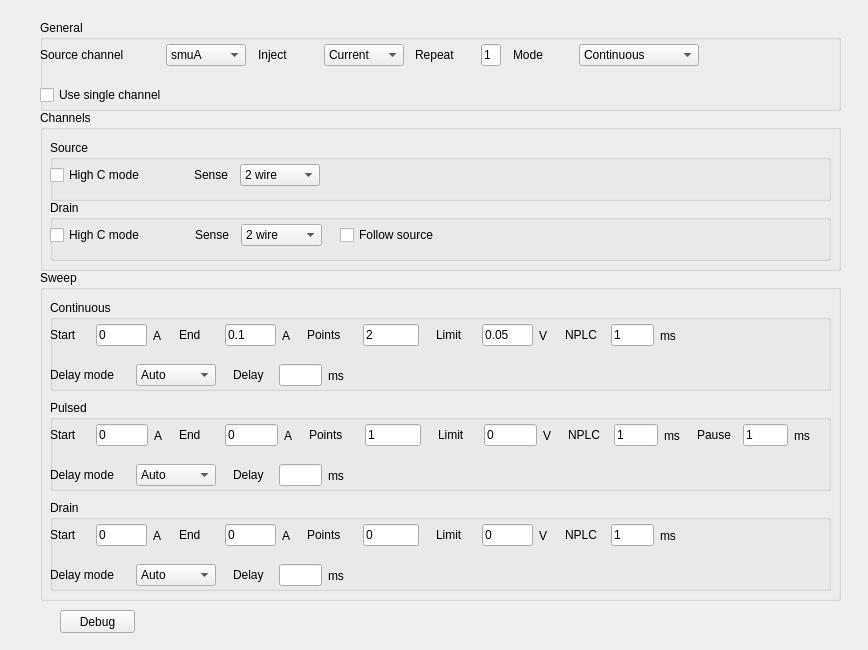
Before: the Qt Designer form plugins/Keithley2612B/Keithley2612B_settingsWidget.ui in pyIVLS/pyIVLS, drawn with Qt 5.
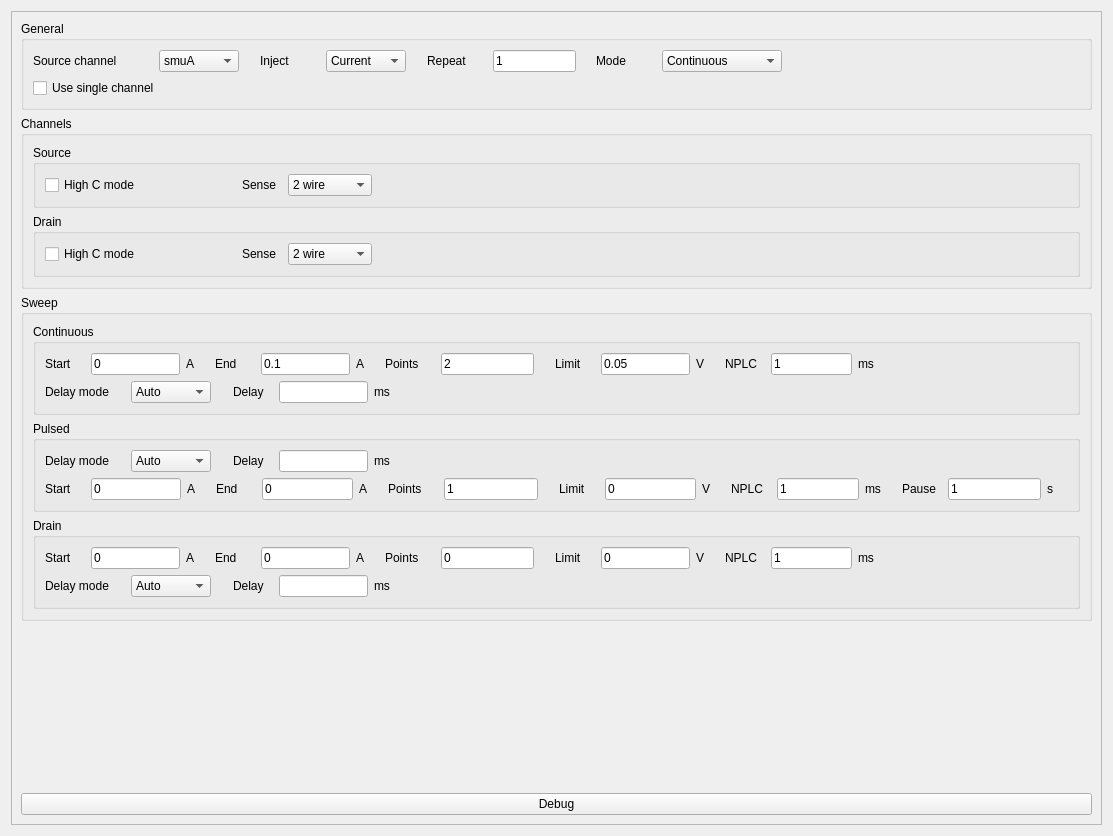
After: the same form once the commit is applied.

Commit message:
Keithley plugin separated into the GUI and core parts
Small adjustments to camera plugin to unify the plugin structure

```diff
--- a/plugins/Keithley2612B/Keithley2612B_settingsWidget.ui
+++ b/plugins/Keithley2612B/Keithley2612B_settingsWidget.ui
@@ -6,8 +6,8 @@
    <rect>
     <x>0</x>
     <y>0</y>
-    <width>868</width>
-    <height>650</height>
+    <width>1113</width>
+    <height>836</height>
    </rect>
   </property>
   <property name="sizePolicy">
@@ -19,27 +19,41 @@
   <property name="windowTitle">
    <string>Keithley 2512B settings</string>
   </property>
+  <layout class="QVBoxLayout" name="verticalLayout" stretch="0">
+   <item>
+    <widget class="QScrollArea" name="scrollArea">
+     <property name="widgetResizable">
+      <bool>true</bool>
+     </property>
+     <widget class="QWidget" name="scrollAreaWidgetContents">
+      <property name="geometry">
+       <rect>
+        <x>0</x>
+        <y>0</y>
+        <width>1093</width>
+        <height>816</height>
+       </rect>
+      </property>
+      <layout class="QVBoxLayout" name="verticalLayout_10">
+       <item>
   <widget class="QGroupBox" name="groupBox_general">
-   <property name="geometry">
-    <rect>
-     <x>40</x>
-     <y>20</y>
-     <width>801</width>
-     <height>91</height>
-    </rect>
+         <property name="minimumSize">
+          <size>
+           <width>0</width>
+           <height>0</height>
+          </size>
+         </property>
+         <property name="maximumSize">
+          <size>
+           <width>16777215</width>
+           <height>16777215</height>
+          </size>
    </property>
    <property name="title">
     <string>General</string>
    </property>
-   <widget class="QWidget" name="horizontalLayoutWidget_14">
-    <property name="geometry">
-     <rect>
-      <x>0</x>
-      <y>20</y>
-      <width>771</width>
-      <height>31</height>
-     </rect>
-    </property>
+         <layout class="QVBoxLayout" name="verticalLayout_2">
+          <item>
     <layout class="QHBoxLayout" name="HBoxLayout_general" stretch="10,1,10,1,10,1,10,20">
      <item>
       <layout class="QHBoxLayout" name="HBoxLayout_channel">
@@ -297,16 +311,8 @@
       </spacer>
      </item>
     </layout>
-   </widget>
-   <widget class="QWidget" name="horizontalLayoutWidget_17">
-    <property name="geometry">
-     <rect>
-      <x>0</x>
-      <y>60</y>
-      <width>177</width>
-      <height>31</height>
-     </rect>
-    </property>
+          </item>
+          <item>
     <layout class="QHBoxLayout" name="HBoxLayout_singleChannel">
      <item>
       <widget class="QCheckBox" name="checkBox_singleChannel">
@@ -316,41 +322,276 @@
       </widget>
      </item>
     </layout>
-   </widget>
-  </widget>
+          </item>
+         </layout>
+        </widget>
+       </item>
+       <item>
+        <widget class="QGroupBox" name="groupBox_channels">
+         <property name="minimumSize">
+          <size>
+           <width>0</width>
+           <height>0</height>
+          </size>
+         </property>
+         <property name="maximumSize">
+          <size>
+           <width>16777215</width>
+           <height>16777215</height>
+          </size>
+         </property>
+         <property name="title">
+          <string>Channels</string>
+         </property>
+         <layout class="QVBoxLayout" name="verticalLayout_6">
+          <item>
+           <widget class="QGroupBox" name="groupBox_source">
+            <property name="title">
+             <string>Source</string>
+            </property>
+            <layout class="QVBoxLayout" name="verticalLayout_8">
+             <item>
+              <layout class="QHBoxLayout" name="HBoxLayout_sourceChannel" stretch="10,1,10,40">
+               <item>
+                <layout class="QHBoxLayout" name="HBoxLayout_sourceHighC">
+                 <item>
+                  <widget class="QCheckBox" name="checkBox_sourceHighC">
+                   <property name="text">
+                    <string>High C mode</string>
+                   </property>
+                  </widget>
+                 </item>
+                </layout>
+               </item>
+               <item>
+                <spacer name="horizontalSpacer_19">
+                 <property name="orientation">
+                  <enum>Qt::Horizontal</enum>
+                 </property>
+                 <property name="sizeHint" stdset="0">
+                  <size>
+                   <width>40</width>
+                   <height>20</height>
+                  </size>
+                 </property>
+                </spacer>
+               </item>
+               <item>
+                <layout class="QHBoxLayout" name="HBoxLayout_sourceSenseMode" stretch="0,0">
+                 <item>
+                  <widget class="QLabel" name="label_sourceSenseMode">
+                   <property name="sizePolicy">
+                    <sizepolicy hsizetype="Fixed" vsizetype="Fixed">
+                     <horstretch>0</horstretch>
+                     <verstretch>0</verstretch>
+                    </sizepolicy>
+                   </property>
+                   <property name="minimumSize">
+                    <size>
+                     <width>40</width>
+                     <height>0</height>
+                    </size>
+                   </property>
+                   <property name="text">
+                    <string>Sense</string>
+                   </property>
+                  </widget>
+                 </item>
+                 <item>
+                  <widget class="QComboBox" name="comboBox_sourceSenseMode">
+                   <property name="sizePolicy">
+                    <sizepolicy hsizetype="Fixed" vsizetype="Fixed">
+                     <horstretch>0</horstretch>
+                     <verstretch>0</verstretch>
+                    </sizepolicy>
+                   </property>
+                   <property name="minimumSize">
+                    <size>
+                     <width>80</width>
+                     <height>0</height>
+                    </size>
+                   </property>
+                   <property name="currentIndex">
+                    <number>0</number>
+                   </property>
+                   <item>
+                    <property name="text">
+                     <string>2 wire</string>
+                    </property>
+                   </item>
+                   <item>
+                    <property name="text">
+                     <string>4 wire</string>
+                    </property>
+                   </item>
+                   <item>
+                    <property name="text">
+                     <string>2 &amp; 4 wire</string>
+                    </property>
+                   </item>
+                  </widget>
+                 </item>
+                </layout>
+               </item>
+               <item>
+                <spacer name="horizontalSpacer_20">
+                 <property name="orientation">
+                  <enum>Qt::Horizontal</enum>
+                 </property>
+                 <property name="sizeHint" stdset="0">
+                  <size>
+                   <width>40</width>
+                   <height>20</height>
+                  </size>
+                 </property>
+                </spacer>
+               </item>
+              </layout>
+             </item>
+            </layout>
+           </widget>
+          </item>
+          <item>
+           <widget class="QGroupBox" name="groupBox_drain">
+            <property name="title">
+             <string>Drain</string>
+            </property>
+            <layout class="QVBoxLayout" name="verticalLayout_7">
+             <item>
+              <layout class="QHBoxLayout" name="HBoxLayout_drainChannel" stretch="10,1,10,40">
+               <item>
+                <layout class="QHBoxLayout" name="HBoxLayout_drainHighC">
+                 <item>
+                  <widget class="QCheckBox" name="checkBox_drainHighC">
+                   <property name="text">
+                    <string>High C mode</string>
+                   </property>
+                  </widget>
+                 </item>
+                </layout>
+               </item>
+               <item>
+                <spacer name="horizontalSpacer_21">
+                 <property name="orientation">
+                  <enum>Qt::Horizontal</enum>
+                 </property>
+                 <property name="sizeHint" stdset="0">
+                  <size>
+                   <width>40</width>
+                   <height>20</height>
+                  </size>
+                 </property>
+                </spacer>
+               </item>
+               <item>
+                <layout class="QHBoxLayout" name="HBoxLayout_drainSenseMode" stretch="0,0">
+                 <item>
+                  <widget class="QLabel" name="label_drainSenseMode">
+                   <property name="sizePolicy">
+                    <sizepolicy hsizetype="Fixed" vsizetype="Fixed">
+                     <horstretch>0</horstretch>
+                     <verstretch>0</verstretch>
+                    </sizepolicy>
+                   </property>
+                   <property name="minimumSize">
+                    <size>
+                     <width>40</width>
+                     <height>0</height>
+                    </size>
+                   </property>
+                   <property name="text">
+                    <string>Sense</string>
+                   </property>
+                  </widget>
+                 </item>
+                 <item>
+                  <widget class="QComboBox" name="comboBox_drainSenseMode">
+                   <property name="sizePolicy">
+                    <sizepolicy hsizetype="Fixed" vsizetype="Fixed">
+                     <horstretch>0</horstretch>
+                     <verstretch>0</verstretch>
+                    </sizepolicy>
+                   </property>
+                   <property name="minimumSize">
+                    <size>
+                     <width>80</width>
+                     <height>0</height>
+                    </size>
+                   </property>
+                   <property name="currentIndex">
+                    <number>0</number>
+                   </property>
+                   <item>
+                    <property name="text">
+                     <string>2 wire</string>
+                    </property>
+                   </item>
+                   <item>
+                    <property name="text">
+                     <string>4 wire</string>
+                    </property>
+                   </item>
+                   <item>
+                    <property name="text">
+                     <string>2 &amp; 4 wire</string>
+                    </property>
+                   </item>
+                  </widget>
+                 </item>
+                </layout>
+               </item>
+               <item>
+                <spacer name="horizontalSpacer_23">
+                 <property name="orientation">
+                  <enum>Qt::Horizontal</enum>
+                 </property>
+                 <property name="sizeHint" stdset="0">
+                  <size>
+                   <width>40</width>
+                   <height>20</height>
+                  </size>
+                 </property>
+                </spacer>
+               </item>
+              </layout>
+             </item>
+            </layout>
+           </widget>
+          </item>
+         </layout>
+        </widget>
+       </item>
+       <item>
   <widget class="QGroupBox" name="groupBox_sweep">
-   <property name="geometry">
-    <rect>
-     <x>40</x>
-     <y>270</y>
-     <width>801</width>
-     <height>331</height>
-    </rect>
+         <property name="minimumSize">
+          <size>
+           <width>0</width>
+           <height>0</height>
+          </size>
+         </property>
+         <property name="maximumSize">
+          <size>
+           <width>16777215</width>
+           <height>16777215</height>
+          </size>
    </property>
    <property name="title">
     <string>Sweep</string>
    </property>
+         <layout class="QVBoxLayout" name="verticalLayout_4">
+          <item>
    <widget class="QGroupBox" name="groupBox_continuousSweep">
-    <property name="geometry">
-     <rect>
-      <x>10</x>
-      <y>30</y>
-      <width>781</width>
-      <height>91</height>
-     </rect>
+            <property name="minimumSize">
+             <size>
+              <width>0</width>
+              <height>0</height>
+             </size>
     </property>
     <property name="title">
      <string>Continuous</string>
     </property>
-    <widget class="QWidget" name="horizontalLayoutWidget_9">
-     <property name="geometry">
-      <rect>
-       <x>0</x>
-       <y>20</y>
-       <width>771</width>
-       <height>31</height>
-      </rect>
-     </property>
+            <layout class="QVBoxLayout" name="verticalLayout_3">
+             <item>
      <layout class="QHBoxLayout" name="HBoxLayout_continuousLine1" stretch="10,1,10,1,10,1,10,1,10,13">
       <item>
        <layout class="QHBoxLayout" name="HBoxLayout_continuousStart" stretch="0,0,0">
@@ -662,16 +903,8 @@
        </spacer>
       </item>
      </layout>
-    </widget>
-    <widget class="QWidget" name="horizontalLayoutWidget_11">
-     <property name="geometry">
-      <rect>
-       <x>0</x>
-       <y>60</y>
-       <width>771</width>
-       <height>31</height>
-      </rect>
-     </property>
+             </item>
+             <item>
      <layout class="QHBoxLayout" name="HBoxLayout_continuousLine2" stretch="10,1,10,43">
       <item>
        <layout class="QHBoxLayout" name="HBoxLayout_continuousDelayMode">
@@ -798,29 +1031,154 @@
        </spacer>
       </item>
      </layout>
-    </widget>
-   </widget>
+             </item>
+            </layout>
+           </widget>
+          </item>
+          <item>
    <widget class="QGroupBox" name="groupBox_pulsedSweep">
-    <property name="geometry">
-     <rect>
-      <x>10</x>
-      <y>130</y>
-      <width>781</width>
-      <height>91</height>
-     </rect>
+            <property name="enabled">
+             <bool>true</bool>
+            </property>
+            <property name="minimumSize">
+             <size>
+              <width>0</width>
+              <height>0</height>
+             </size>
     </property>
     <property name="title">
      <string>Pulsed</string>
     </property>
-    <widget class="QWidget" name="horizontalLayoutWidget_15">
-     <property name="geometry">
-      <rect>
-       <x>0</x>
-       <y>20</y>
-       <width>771</width>
-       <height>31</height>
-      </rect>
-     </property>
+            <layout class="QVBoxLayout" name="verticalLayout_9">
+             <item>
+              <layout class="QHBoxLayout" name="HBoxLayout_pulsedLine2" stretch="10,1,10,43">
+               <item>
+                <layout class="QHBoxLayout" name="HBoxLayout_pulsedDelayMode">
+                 <item>
+                  <widget class="QLabel" name="label_pulsedDelayMode">
+                   <property name="sizePolicy">
+                    <sizepolicy hsizetype="Fixed" vsizetype="Fixed">
+                     <horstretch>0</horstretch>
+                     <verstretch>0</verstretch>
+                    </sizepolicy>
+                   </property>
+                   <property name="minimumSize">
+                    <size>
+                     <width>80</width>
+                     <height>0</height>
+                    </size>
+                   </property>
+                   <property name="text">
+                    <string>Delay mode</string>
+                   </property>
+                  </widget>
+                 </item>
+                 <item>
+                  <widget class="QComboBox" name="comboBox_pulsedDelayMode">
+                   <property name="sizePolicy">
+                    <sizepolicy hsizetype="Fixed" vsizetype="Fixed">
+                     <horstretch>0</horstretch>
+                     <verstretch>0</verstretch>
+                    </sizepolicy>
+                   </property>
+                   <property name="minimumSize">
+                    <size>
+                     <width>80</width>
+                     <height>0</height>
+                    </size>
+                   </property>
+                   <property name="currentIndex">
+                    <number>0</number>
+                   </property>
+                   <item>
+                    <property name="text">
+                     <string>Auto</string>
+                    </property>
+                   </item>
+                   <item>
+                    <property name="text">
+                     <string>Manual</string>
+                    </property>
+                   </item>
+                  </widget>
+                 </item>
+                </layout>
+               </item>
+               <item>
+                <spacer name="horizontalSpacer_17">
+                 <property name="orientation">
+                  <enum>Qt::Horizontal</enum>
+                 </property>
+                 <property name="sizeHint" stdset="0">
+                  <size>
+                   <width>40</width>
+                   <height>20</height>
+                  </size>
+                 </property>
+                </spacer>
+               </item>
+               <item>
+                <layout class="QHBoxLayout" name="HBoxLayout_pulsedDelay" stretch="0,0,0">
+                 <item>
+                  <widget class="QLabel" name="label_pulsedDelay">
+                   <property name="sizePolicy">
+                    <sizepolicy hsizetype="Fixed" vsizetype="Fixed">
+                     <horstretch>0</horstretch>
+                     <verstretch>0</verstretch>
+                    </sizepolicy>
+                   </property>
+                   <property name="minimumSize">
+                    <size>
+                     <width>40</width>
+                     <height>0</height>
+                    </size>
+                   </property>
+                   <property name="text">
+                    <string>Delay</string>
+                   </property>
+                  </widget>
+                 </item>
+                 <item>
+                  <widget class="QLineEdit" name="lineEdit_pulsedDelay">
+                   <property name="sizePolicy">
+                    <sizepolicy hsizetype="Fixed" vsizetype="Fixed">
+                     <horstretch>0</horstretch>
+                     <verstretch>0</verstretch>
+                    </sizepolicy>
+                   </property>
+                   <property name="minimumSize">
+                    <size>
+                     <width>20</width>
+                     <height>0</height>
+                    </size>
+                   </property>
+                  </widget>
+                 </item>
+                 <item>
+                  <widget class="QLabel" name="label_pulsedDelayUnits">
+                   <property name="text">
+                    <string>ms</string>
+                   </property>
+                  </widget>
+                 </item>
+                </layout>
+               </item>
+               <item>
+                <spacer name="horizontalSpacer_18">
+                 <property name="orientation">
+                  <enum>Qt::Horizontal</enum>
+                 </property>
+                 <property name="sizeHint" stdset="0">
+                  <size>
+                   <width>40</width>
+                   <height>20</height>
+                  </size>
+                 </property>
+                </spacer>
+               </item>
+              </layout>
+             </item>
+             <item>
      <layout class="QHBoxLayout" name="HBoxLayout_pulsedLine1" stretch="10,1,10,1,10,1,10,1,10,1,10,1">
       <item>
        <layout class="QHBoxLayout" name="HBoxLayout_pulsedStart" stretch="0,0,0">
@@ -1180,7 +1538,7 @@
         <item>
          <widget class="QLabel" name="label_pulsedPause">
           <property name="text">
-           <string>ms</string>
+                    <string>s</string>
           </property>
          </widget>
         </item>
@@ -1200,165 +1558,23 @@
        </spacer>
       </item>
      </layout>
-    </widget>
-    <widget class="QWidget" name="horizontalLayoutWidget_16">
-     <property name="geometry">
-      <rect>
-       <x>0</x>
-       <y>60</y>
-       <width>771</width>
-       <height>31</height>
-      </rect>
-     </property>
-     <layout class="QHBoxLayout" name="HBoxLayout_pulsedLine2" stretch="10,1,10,43">
-      <item>
-       <layout class="QHBoxLayout" name="HBoxLayout_pulsedDelayMode">
-        <item>
-         <widget class="QLabel" name="label_pulsedDelayMode">
-          <property name="sizePolicy">
-           <sizepolicy hsizetype="Fixed" vsizetype="Fixed">
-            <horstretch>0</horstretch>
-            <verstretch>0</verstretch>
-           </sizepolicy>
-          </property>
-          <property name="minimumSize">
-           <size>
-            <width>80</width>
-            <height>0</height>
-           </size>
-          </property>
-          <property name="text">
-           <string>Delay mode</string>
-          </property>
-         </widget>
-        </item>
-        <item>
-         <widget class="QComboBox" name="comboBox_pulsedDelayMode">
-          <property name="sizePolicy">
-           <sizepolicy hsizetype="Fixed" vsizetype="Fixed">
-            <horstretch>0</horstretch>
-            <verstretch>0</verstretch>
-           </sizepolicy>
-          </property>
-          <property name="minimumSize">
-           <size>
-            <width>80</width>
-            <height>0</height>
-           </size>
-          </property>
-          <property name="currentIndex">
-           <number>0</number>
-          </property>
-          <item>
-           <property name="text">
-            <string>Auto</string>
-           </property>
-          </item>
-          <item>
-           <property name="text">
-            <string>Manual</string>
-           </property>
-          </item>
-         </widget>
-        </item>
-       </layout>
-      </item>
-      <item>
-       <spacer name="horizontalSpacer_17">
-        <property name="orientation">
-         <enum>Qt::Horizontal</enum>
-        </property>
-        <property name="sizeHint" stdset="0">
-         <size>
-          <width>40</width>
-          <height>20</height>
-         </size>
-        </property>
-       </spacer>
-      </item>
-      <item>
-       <layout class="QHBoxLayout" name="HBoxLayout_pulsedDelay" stretch="0,0,0">
-        <item>
-         <widget class="QLabel" name="label_continuousDelay_2">
-          <property name="sizePolicy">
-           <sizepolicy hsizetype="Fixed" vsizetype="Fixed">
-            <horstretch>0</horstretch>
-            <verstretch>0</verstretch>
-           </sizepolicy>
-          </property>
-          <property name="minimumSize">
-           <size>
-            <width>40</width>
-            <height>0</height>
-           </size>
-          </property>
-          <property name="text">
-           <string>Delay</string>
-          </property>
+             </item>
+            </layout>
          </widget>
         </item>
         <item>
-         <widget class="QLineEdit" name="lineEdit_pulsedDelay">
-          <property name="sizePolicy">
-           <sizepolicy hsizetype="Fixed" vsizetype="Fixed">
-            <horstretch>0</horstretch>
-            <verstretch>0</verstretch>
-           </sizepolicy>
-          </property>
-          <property name="minimumSize">
-           <size>
-            <width>20</width>
-            <height>0</height>
-           </size>
-          </property>
-         </widget>
-        </item>
-        <item>
-         <widget class="QLabel" name="label_pulsedDelayUnits">
-          <property name="text">
-           <string>ms</string>
-          </property>
-         </widget>
-        </item>
-       </layout>
-      </item>
-      <item>
-       <spacer name="horizontalSpacer_18">
-        <property name="orientation">
-         <enum>Qt::Horizontal</enum>
-        </property>
-        <property name="sizeHint" stdset="0">
-         <size>
-          <width>40</width>
-          <height>20</height>
-         </size>
-        </property>
-       </spacer>
-      </item>
-     </layout>
-    </widget>
-   </widget>
    <widget class="QGroupBox" name="groupBox_drainSweep">
-    <property name="geometry">
-     <rect>
-      <x>10</x>
-      <y>230</y>
-      <width>781</width>
-      <height>91</height>
-     </rect>
+            <property name="minimumSize">
+             <size>
+              <width>0</width>
+              <height>0</height>
+             </size>
     </property>
     <property name="title">
      <string>Drain</string>
     </property>
-    <widget class="QWidget" name="horizontalLayoutWidget_22">
-     <property name="geometry">
-      <rect>
-       <x>0</x>
-       <y>20</y>
-       <width>771</width>
-       <height>31</height>
-      </rect>
-     </property>
+            <layout class="QVBoxLayout" name="verticalLayout_5">
+             <item>
      <layout class="QHBoxLayout" name="HBoxLayout_drainLine1" stretch="10,1,10,1,10,1,10,1,10,13">
       <item>
        <layout class="QHBoxLayout" name="HBoxLayout_drainStart" stretch="0,0,0">
@@ -1670,16 +1886,8 @@
        </spacer>
       </item>
      </layout>
-    </widget>
-    <widget class="QWidget" name="horizontalLayoutWidget_23">
-     <property name="geometry">
-      <rect>
-       <x>0</x>
-       <y>60</y>
-       <width>771</width>
-       <height>31</height>
-      </rect>
-     </property>
+             </item>
+             <item>
      <layout class="QHBoxLayout" name="HBoxLayout_drainLine2" stretch="10,1,10,43">
       <item>
        <layout class="QHBoxLayout" name="HBoxLayout_drainDelayMode">
@@ -1806,297 +2014,38 @@
        </spacer>
       </item>
      </layout>
-    </widget>
-   </widget>
-  </widget>
-  <widget class="QGroupBox" name="groupBox_channels">
-   <property name="geometry">
-    <rect>
-     <x>40</x>
-     <y>110</y>
-     <width>801</width>
-     <height>161</height>
-    </rect>
-   </property>
-   <property name="title">
-    <string>Channels</string>
-   </property>
-   <widget class="QGroupBox" name="groupBox_source">
-    <property name="geometry">
-     <rect>
-      <x>10</x>
-      <y>30</y>
-      <width>781</width>
-      <height>61</height>
-     </rect>
-    </property>
-    <property name="title">
-     <string>Source</string>
-    </property>
-    <widget class="QWidget" name="horizontalLayoutWidget_20">
-     <property name="geometry">
-      <rect>
-       <x>0</x>
-       <y>20</y>
-       <width>771</width>
-       <height>31</height>
-      </rect>
-     </property>
-     <layout class="QHBoxLayout" name="HBoxLayout_sourceChannel" stretch="10,1,10,40">
-      <item>
-       <layout class="QHBoxLayout" name="HBoxLayout_sourceHighC">
-        <item>
-         <widget class="QCheckBox" name="checkBox_sourceHighC">
-          <property name="text">
-           <string>High C mode</string>
-          </property>
-         </widget>
-        </item>
-       </layout>
-      </item>
-      <item>
-       <spacer name="horizontalSpacer_19">
-        <property name="orientation">
-         <enum>Qt::Horizontal</enum>
-        </property>
-        <property name="sizeHint" stdset="0">
-         <size>
-          <width>40</width>
-          <height>20</height>
-         </size>
-        </property>
-       </spacer>
-      </item>
-      <item>
-       <layout class="QHBoxLayout" name="HBoxLayout_sourceSenseMode" stretch="0,0">
-        <item>
-         <widget class="QLabel" name="label_sourceSenseMode">
-          <property name="sizePolicy">
-           <sizepolicy hsizetype="Fixed" vsizetype="Fixed">
-            <horstretch>0</horstretch>
-            <verstretch>0</verstretch>
-           </sizepolicy>
-          </property>
-          <property name="minimumSize">
-           <size>
-            <width>40</width>
-            <height>0</height>
-           </size>
-          </property>
-          <property name="text">
-           <string>Sense</string>
-          </property>
-         </widget>
-        </item>
-        <item>
-         <widget class="QComboBox" name="comboBox_sourceSenseMode">
-          <property name="sizePolicy">
-           <sizepolicy hsizetype="Fixed" vsizetype="Fixed">
-            <horstretch>0</horstretch>
-            <verstretch>0</verstretch>
-           </sizepolicy>
-          </property>
-          <property name="minimumSize">
-           <size>
-            <width>80</width>
-            <height>0</height>
-           </size>
-          </property>
-          <property name="currentIndex">
-           <number>0</number>
-          </property>
-          <item>
-           <property name="text">
-            <string>2 wire</string>
-           </property>
-          </item>
-          <item>
-           <property name="text">
-            <string>4 wire</string>
-           </property>
-          </item>
-          <item>
-           <property name="text">
-            <string>2 &amp; 4 wire</string>
-           </property>
-          </item>
-         </widget>
-        </item>
-       </layout>
-      </item>
-      <item>
-       <spacer name="horizontalSpacer_20">
-        <property name="orientation">
-         <enum>Qt::Horizontal</enum>
-        </property>
-        <property name="sizeHint" stdset="0">
-         <size>
-          <width>40</width>
-          <height>20</height>
-         </size>
-        </property>
-       </spacer>
-      </item>
-     </layout>
-    </widget>
-   </widget>
-   <widget class="QGroupBox" name="groupBox_drain">
-    <property name="geometry">
-     <rect>
-      <x>10</x>
-      <y>90</y>
-      <width>781</width>
-      <height>61</height>
-     </rect>
-    </property>
-    <property name="title">
-     <string>Drain</string>
-    </property>
-    <widget class="QWidget" name="horizontalLayoutWidget_21">
-     <property name="geometry">
-      <rect>
-       <x>0</x>
-       <y>20</y>
-       <width>771</width>
-       <height>31</height>
-      </rect>
-     </property>
-     <layout class="QHBoxLayout" name="HBoxLayout_drainChannel" stretch="10,1,10,1,10,28">
-      <item>
-       <layout class="QHBoxLayout" name="HBoxLayout_drainHighC">
-        <item>
-         <widget class="QCheckBox" name="checkBox_drainHighC">
-          <property name="text">
-           <string>High C mode</string>
-          </property>
-         </widget>
-        </item>
-       </layout>
-      </item>
+             </item>
+            </layout>
+           </widget>
+          </item>
+         </layout>
+        </widget>
+       </item>
       <item>
-       <spacer name="horizontalSpacer_21">
+        <spacer name="verticalSpacer">
         <property name="orientation">
-         <enum>Qt::Horizontal</enum>
+          <enum>Qt::Vertical</enum>
         </property>
         <property name="sizeHint" stdset="0">
          <size>
-          <width>40</width>
-          <height>20</height>
+           <width>20</width>
+           <height>66</height>
          </size>
         </property>
        </spacer>
       </item>
       <item>
-       <layout class="QHBoxLayout" name="HBoxLayout_drainSenseMode" stretch="0,0">
-        <item>
-         <widget class="QLabel" name="label_drainSenseMode">
-          <property name="sizePolicy">
-           <sizepolicy hsizetype="Fixed" vsizetype="Fixed">
-            <horstretch>0</horstretch>
-            <verstretch>0</verstretch>
-           </sizepolicy>
-          </property>
-          <property name="minimumSize">
-           <size>
-            <width>40</width>
-            <height>0</height>
-           </size>
-          </property>
-          <property name="text">
-           <string>Sense</string>
-          </property>
-         </widget>
-        </item>
-        <item>
-         <widget class="QComboBox" name="comboBox_drainSenseMode">
-          <property name="sizePolicy">
-           <sizepolicy hsizetype="Fixed" vsizetype="Fixed">
-            <horstretch>0</horstretch>
-            <verstretch>0</verstretch>
-           </sizepolicy>
-          </property>
-          <property name="minimumSize">
-           <size>
-            <width>80</width>
-            <height>0</height>
-           </size>
-          </property>
-          <property name="currentIndex">
-           <number>0</number>
-          </property>
-          <item>
-           <property name="text">
-            <string>2 wire</string>
-           </property>
-          </item>
-          <item>
-           <property name="text">
-            <string>4 wire</string>
-           </property>
-          </item>
-          <item>
-           <property name="text">
-            <string>2 &amp; 4 wire</string>
-           </property>
-          </item>
-         </widget>
-        </item>
-       </layout>
-      </item>
-      <item>
-       <spacer name="horizontalSpacer_22">
-        <property name="orientation">
-         <enum>Qt::Horizontal</enum>
-        </property>
-        <property name="sizeHint" stdset="0">
-         <size>
-          <width>40</width>
-          <height>20</height>
-         </size>
-        </property>
-       </spacer>
-      </item>
-      <item>
-       <layout class="QHBoxLayout" name="HBoxLayout_drainFollowSource">
-        <item>
-         <widget class="QCheckBox" name="checkBox_drainFollowSource">
-          <property name="text">
-           <string>Follow source</string>
-          </property>
-         </widget>
-        </item>
-       </layout>
-      </item>
-      <item>
-       <spacer name="horizontalSpacer_23">
-        <property name="orientation">
-         <enum>Qt::Horizontal</enum>
-        </property>
-        <property name="sizeHint" stdset="0">
-         <size>
-          <width>40</width>
-          <height>20</height>
-         </size>
-        </property>
-       </spacer>
-      </item>
-     </layout>
-    </widget>
-   </widget>
-  </widget>
   <widget class="QPushButton" name="pushButton">
-   <property name="geometry">
-    <rect>
-     <x>60</x>
-     <y>610</y>
-     <width>75</width>
-     <height>23</height>
-    </rect>
-   </property>
    <property name="text">
     <string>Debug</string>
    </property>
   </widget>
+       </item>
+      </layout>
+     </widget>
+    </widget>
+   </item>
+  </layout>
  </widget>
  <resources/>
  <connections>
```
Left out of the diff: 35 changed lines with no effect on the pictures. Lines whose indentation alone changed are shown as unchanged. The commit also changes 11 other files.
